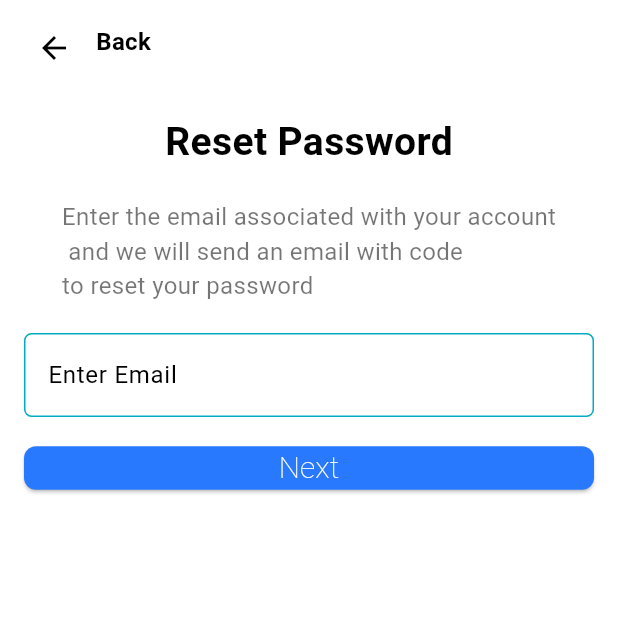
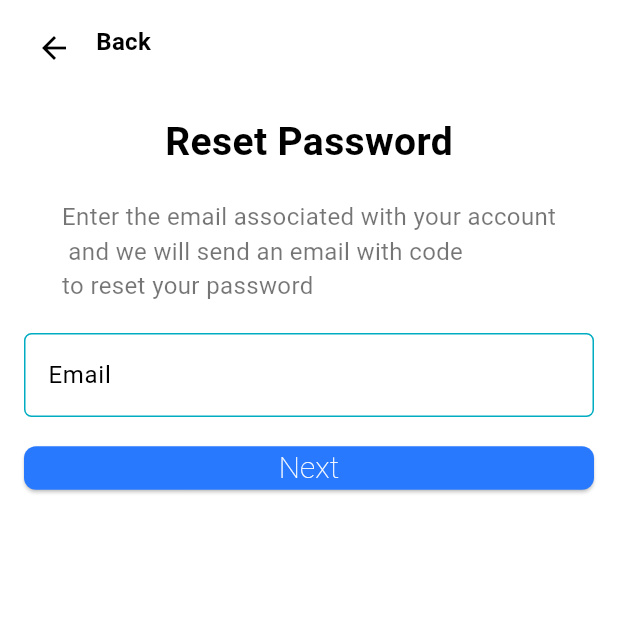
Before and after one commit to Aabro098/edventure, a Flutter app: the EnterDetails screen opened directly, on a phone screen of 412 x 824 dp, the top half of it. Run offline on Flutter 3.47's test engine with Material 3 defaults, Android fonts, the phone set to English and light mode, and no system bars; our stand-ins replace curved_navigation_bar, flutter_map, latlong2, location, pinput, shared_preferences and 1 more; missing offline and left inert: flutter_map_cancellable_tile_provider; accounts and stored records are empty; network calls fail.

Commit message:
made the UI completed for the change password screen

```diff
--- a/lib/Screens/Auth Screens/Forgot Password/enter_details.dart
+++ b/lib/Screens/Auth Screens/Forgot Password/enter_details.dart
@@ -49,7 +49,7 @@ class _EnterDetailsState extends State<EnterDetails> {
                 ),
                 AppForm(
                   controller: emailController,
-                  hintText: 'Enter Email',
+                  hintText: 'Email',
                 ),
                 const SizedBox(
                   height: 10.0,
--- a/lib/Screens/Auth Screens/Forgot Password/otp_screen.dart
+++ b/lib/Screens/Auth Screens/Forgot Password/otp_screen.dart
@@ -25,7 +25,7 @@ class _OtpScreenState extends State<OtpScreen> {
     ),
     decoration: BoxDecoration(
       borderRadius: BorderRadius.circular(19),
-      border: Border.all(color: Colors.transparent),
+      border: Border.all(color: Colors.blue.shade100),
     ),
   );
 
--- a/lib/Screens/Auth Screens/Forgot Password/reset_password.dart
+++ b/lib/Screens/Auth Screens/Forgot Password/reset_password.dart
@@ -23,6 +23,8 @@ class _ChangePasswordState extends State<ChangePassword> {
       body: SingleChildScrollView(
         child: Form(
           key: changePasswordKey,
+          child: Padding(
+            padding: const EdgeInsets.all(16.0),
             child: Column(
               children: [
                 Text(
@@ -94,6 +96,7 @@ class _ChangePasswordState extends State<ChangePassword> {
             ),
           ),
         ),
+      ),
     );
   }
   @override
```
Lines whose indentation alone changed are shown as unchanged.
